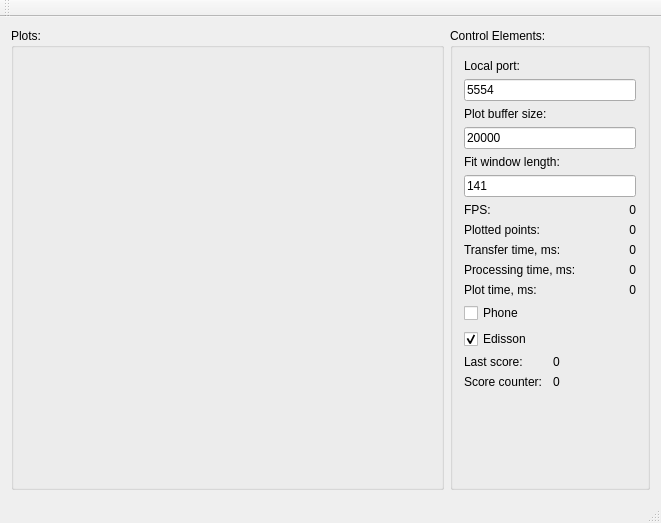
This is RacketMotionServer/mainwin.ui in Sureshdharani/Racket-Project as Qt 5 draws it before an edit. The edited form follows.
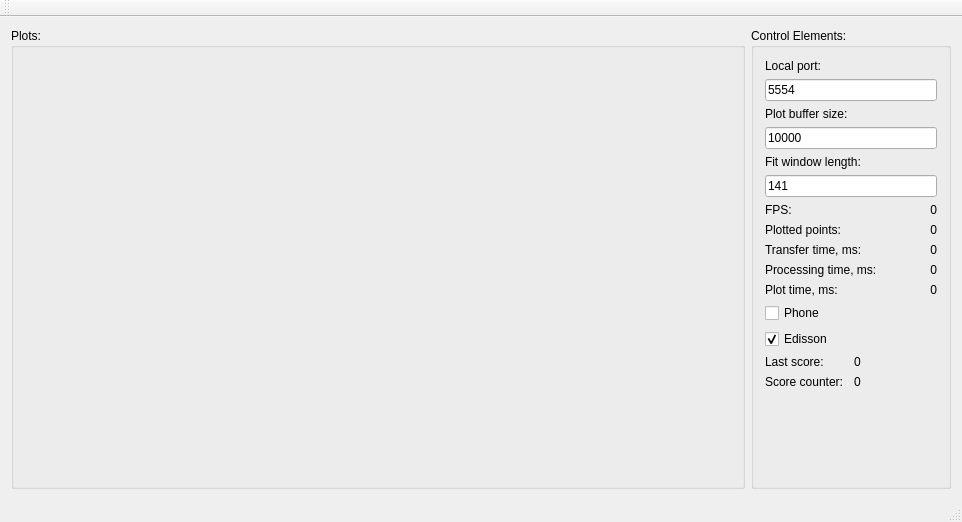
This is the edited form. Custom widgets are drawn as their Qt base class.

Commit message: Some error corrections by packet acquisition.

Diff of the .ui file:
```diff
--- a/RacketMotionServer/mainwin.ui
+++ b/RacketMotionServer/mainwin.ui
@@ -6,8 +6,8 @@
    <rect>
     <x>0</x>
     <y>0</y>
-    <width>661</width>
-    <height>523</height>
+    <width>962</width>
+    <height>522</height>
    </rect>
   </property>
   <property name="windowTitle">
@@ -411,7 +411,7 @@
             <string extracomment="Local Port"/>
            </property>
            <property name="text">
-            <string>20000</string>
+            <string>10000</string>
            </property>
           </widget>
          </item>
```
The commit also changes 2 other files.
